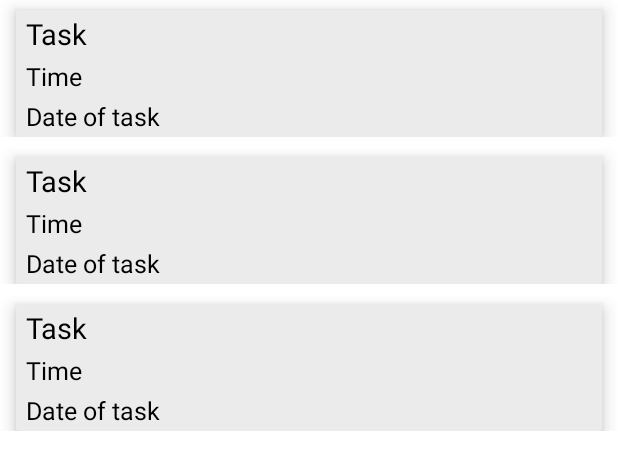
After one commit to Pratik-Dhage/Task_App_In_Kotlin, an Android app: the layout activity_task.xml on its own in the app's theme, with its tools: preview values and no code run, on a phone screen of 412 x 824 dp. The commit adds this screen. Shown: the top 470 px of the screen. Run offline under Robolectric (Android 15) with nearby library versions, the phone set to English and light mode, and no system bars.

Commit message:
major changes

```diff
--- /dev/null
+++ b/app/src/main/java/com/example/notes_app_in_kotlin/tasks/Tasks.kt
@@ -0,0 +1,6 @@
+package com.example.notes_app_in_kotlin.tasks
+
+data class Tasks(
+    val task : String,
+  //  val id : String
+)
--- /dev/null
+++ b/app/src/main/res/layout/activity_task.xml
@@ -0,0 +1,23 @@
+<?xml version="1.0" encoding="utf-8"?>
+<layout>
+<androidx.constraintlayout.widget.ConstraintLayout xmlns:android="http://schemas.android.com/apk/res/android"
+    xmlns:app="http://schemas.android.com/apk/res-auto"
+    xmlns:tools="http://schemas.android.com/tools"
+    android:layout_width="match_parent"
+    android:layout_height="match_parent"
+    tools:context=".tasks.TaskActivity">
+
+
+    <androidx.recyclerview.widget.RecyclerView
+        android:id="@+id/rvTask"
+        tools:itemCount="3"
+        tools:listitem="@layout/lv_item_task"
+        android:layout_width="match_parent"
+        android:layout_height="match_parent"
+        app:layout_constraintTop_toTopOf="parent"
+        app:layout_constraintBottom_toBottomOf="parent"
+        app:layout_constraintStart_toStartOf="parent"
+        app:layout_constraintEnd_toEndOf="parent"/>
+
+</androidx.constraintlayout.widget.ConstraintLayout>
+</layout>
--- a/app/src/main/res/layout/lv_item_task.xml
+++ b/app/src/main/res/layout/lv_item_task.xml
@@ -3,7 +3,6 @@
 
     <androidx.constraintlayout.widget.ConstraintLayout xmlns:android="http://schemas.android.com/apk/res/android"
         xmlns:app="http://schemas.android.com/apk/res-auto"
-        xmlns:tools="http://schemas.android.com/tools"
         android:layout_width="match_parent"
         android:layout_height="wrap_content"
         android:paddingBottom="@dimen/_5sdp">
@@ -40,8 +39,7 @@
                     android:textSize="@dimen/title_text_size"
                     app:layout_constraintStart_toStartOf="parent"
                     app:layout_constraintTop_toTopOf="parent"
-                    tools:text="Task"
-                    tools:ignore="TextViewEdits" />
+                    tools:text="Task" />
 
                 <TextView
                     android:id="@+id/txtTime"
@@ -68,7 +66,7 @@
                     android:textSize="@dimen/subtitle_text_size"
                     app:layout_constraintStart_toStartOf="parent"
                     app:layout_constraintTop_toBottomOf="@+id/txtTime"
-                    tools:text="Date of Note" />
+                    tools:text="Date of task" />
 
 
             </androidx.constraintlayout.widget.ConstraintLayout>
--- a/app/src/main/res/values/strings.xml
+++ b/app/src/main/res/values/strings.xml
@@ -37,6 +37,8 @@
     <string name="something_went_wrong_error"> Oops! Something Went Wrong</string>
     <string name="home">Home</string>
     <string name="user_added_successfully">User Added Successfully</string>
+    <string name="ready_to_add_tasks">Your App is Ready</string>
+    <string name="login_successful">login Successful</string>
 
 
 </resources>
```
Also changed, not shown: app/src/main/AndroidManifest.xml (+6 -11 lines), app/src/main/java/com/example/notes_app_in_kotlin/MainActivity.kt (+49 -11 lines), app/src/main/java/com/example/notes_app_in_kotlin/adapter/TaskAdapter.kt (+36 -1 lines), app/src/main/java/com/example/notes_app_in_kotlin/login/LoginActivity.kt (+6 -2 lines), app/src/main/java/com/example/notes_app_in_kotlin/register/RegisterActivity.kt (+10 -3 lines), app/src/main/java/com/example/notes_app_in_kotlin/tasks/TaskActivity.kt (added, +60 -0 lines).
